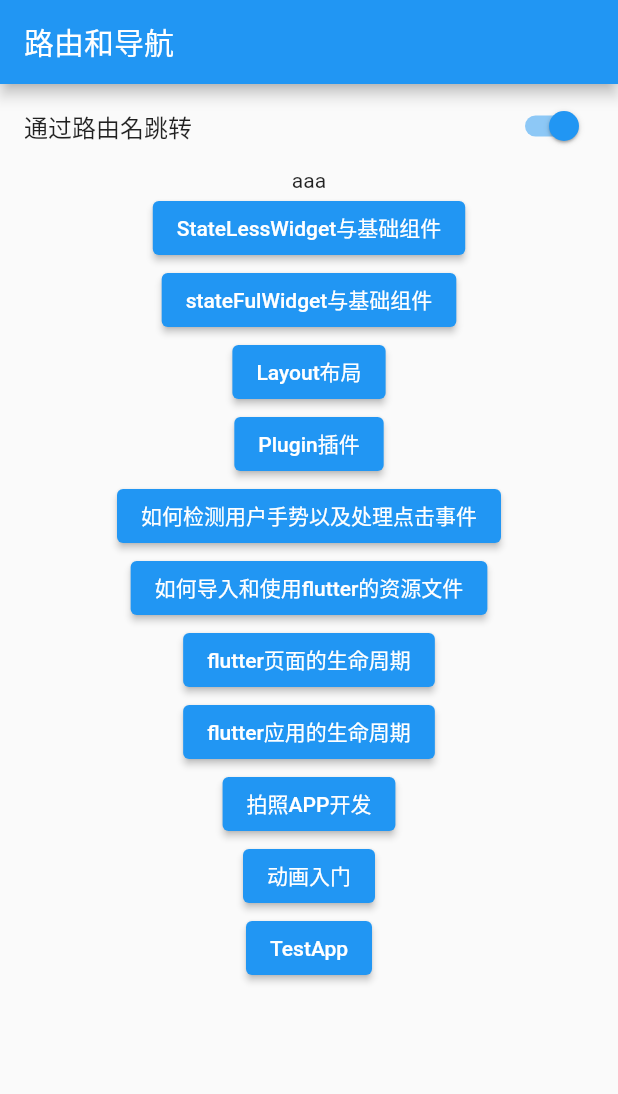
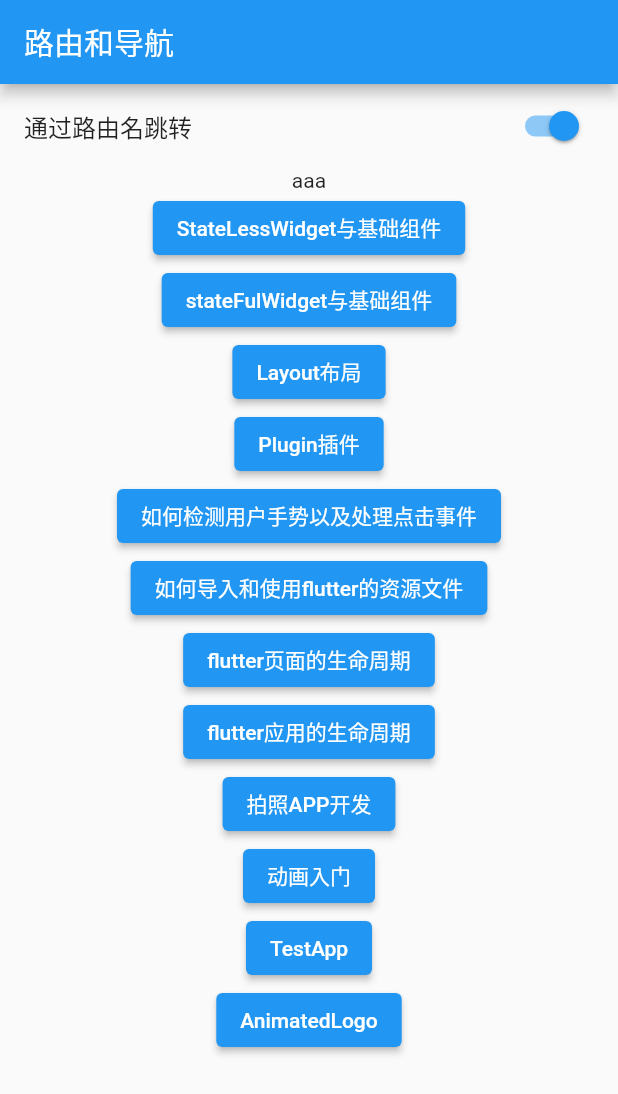
Before and after one commit to phggg/flutterLearn, a Flutter app: the screen it shows after launch, after a tap on an icon or button, on a phone screen of 412 x 824 dp. Shown: the top 1094 px of the screen. Run offline on Flutter 3.47's test engine with Material 2 defaults, Android fonts, the phone set to English and light mode, and no system bars; our stand-ins replace image_picker; missing offline and left inert: flutter_color_plugin; network calls fail.

Commit message:
update 20210408

```diff
--- a/lib/logo_page.dart
+++ b/lib/logo_page.dart
@@ -15,8 +15,7 @@ class _LogoAppState extends State<LogoApp> with SingleTickerProviderStateMixin {
   void initState() {
     // TODO: implement initState
     super.initState();
-    controller =
-        AnimationController(vsync: this, duration: Duration(seconds: 2));
+    controller = AnimationController(vsync: this, duration: Duration(seconds: 2));
     animation = Tween<double>(begin: 0, end: 300).animate(controller)
       ..addListener(() {
         setState(() {
--- a/lib/main.dart
+++ b/lib/main.dart
@@ -3,6 +3,7 @@ import 'package:flutter_app/flutter_layout_page.dart';
 import 'package:flutter_app/function_learn.dart';
 import 'package:flutter_app/less_group_page.dart';
 import 'package:flutter_app/logo_page.dart';
+import 'package:flutter_app/animation_logo.dart';
 import 'package:flutter_app/test_page.dart';
 import 'package:flutter_app/oop_learn.dart';
 import 'package:flutter_app/photo_app_page.dart';
@@ -47,6 +48,7 @@ class MyApp extends StatelessWidget {
         'PhotoApp': (BuildContext context) => PhotoApp(),
         'LogoApp': (BuildContext context) => LogoApp(),
         'TestApp': (BuildContext context) => TestApp(),
+        'AnimatedLogo': (BuildContext context) => AnimatedLogo(),
       },
     );
   }
@@ -62,6 +64,7 @@ class _RouteNavigator extends State<RouteNavigator> {
 
   @override
   Widget build(BuildContext context) {
+    _oopLearn();
     return Container(
       child: Column(
         children: <Widget>[
@@ -86,6 +89,7 @@ class _RouteNavigator extends State<RouteNavigator> {
           _item('拍照APP开发', PhotoApp(), 'PhotoApp'),
           _item('动画入门', LogoApp(), 'LogoApp'),
           _item('TestApp', TestApp(), 'TestApp'),
+          _item('AnimatedLogo', AnimatedLogo(), 'AnimatedLogo'),
         ],
       ),
     );
@@ -106,4 +110,12 @@ class _RouteNavigator extends State<RouteNavigator> {
       ),
     );
   }
+
+  void _oopLearn(){
+    Logger log1 = Logger();
+    Logger log2 = Logger();
+    // print(log1 == log2);
+    Student s1 = Student('1','2',3, country: 'alibaba', city: 'dingding');
+    print(s1);
+  }
 }
--- a/lib/oop_learn.dart
+++ b/lib/oop_learn.dart
@@ -23,10 +23,12 @@ class Student extends Person {
   /// 通过this._school初始化自有参数， name、age交给父类进行初始化, {}包裹的为可选参数
   Student(this._school, String name, int age,
       {this.city, this.country = 'China'})
-      : name = '$country.$city',
+      : // 初始化列表，除了调用父类构造器，在子类构造器方法体之前，你也可以初始化实例变量，不同的初始化变量之间用逗号分隔
+        name = '$country.$city',
+        // 如果父类没有默认构造方法（无参的构造方法），则需要在初始列表中调用父类的构造方法进行初始化
         super(name, age) {
-     print('构造方法提不是必须的');
-  }
+          print('构造方法提不是必须的');
+        }
 
   String get school => _school;
 
@@ -37,7 +39,7 @@ class Student extends Person {
 
   @override
   String toString() {
-    return 'Student{_school: $_school, city: $city, country: $country, name: $name}';
+    return 'Student{_school: $_school, city: $city, country: $country, name: $name, age: $age}';
   }
 
   Student.cover(Student stu): super(stu.name, stu.age){
```
Also changed, not shown: lib/animation_logo.dart (added, +54 -0 lines).
